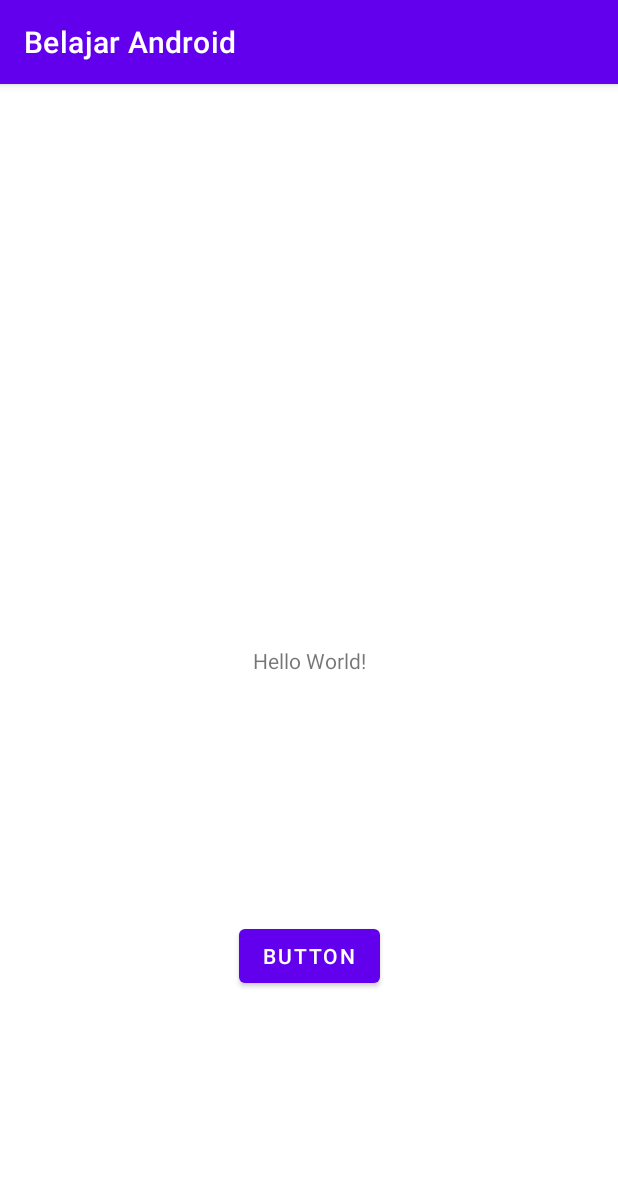
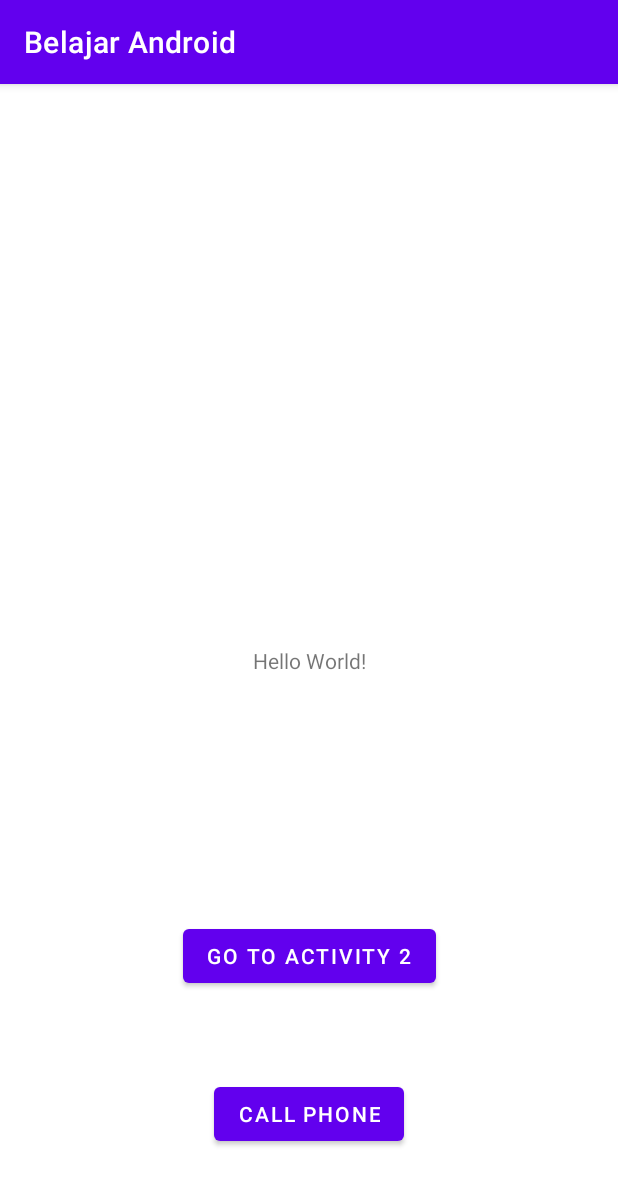
Before and after one commit to andromeda951/belajar-android, an Android app: the screen it shows after launch (MainActivity), on a phone screen of 412 x 824 dp. Shown: the top 1185 px of the screen. Run offline under Robolectric (Android 15) with nearby library versions, the phone set to English and light mode, and no system bars.

Commit message:
Add buttom in MainActivity and implement implicit intent to call ACTION_DIAL activity

```diff
--- a/app/src/main/java/com/andromeda/belajarandroid/MainActivity.kt
+++ b/app/src/main/java/com/andromeda/belajarandroid/MainActivity.kt
@@ -1,6 +1,7 @@
 package com.andromeda.belajarandroid
 
 import android.content.Intent
+import android.net.Uri
 import androidx.appcompat.app.AppCompatActivity
 import android.os.Bundle
 import android.widget.Button
@@ -10,6 +11,7 @@ class MainActivity : AppCompatActivity() {
 
     private lateinit var text1: TextView
     private lateinit var btn1: Button
+    private lateinit var btnPhone: Button
 
     override fun onCreate(savedInstanceState: Bundle?) {
         super.onCreate(savedInstanceState)
@@ -17,7 +19,9 @@ class MainActivity : AppCompatActivity() {
 
         text1 = findViewById(R.id.text1)
         btn1 = findViewById(R.id.btn1)
+        btnPhone = findViewById(R.id.btn_phone)
 
+        // EXPLICIT INTENT
         btn1.setOnClickListener {
             // Open MainActivity2
             val intentDestination = Intent(this@MainActivity, MainActivity2::class.java)
@@ -25,5 +29,12 @@ class MainActivity : AppCompatActivity() {
             intentDestination.putExtra(MainActivity2.EXTRA_DATA, Student("kotlin-parcelize", "12345"))
             startActivity(intentDestination)
         }
+
+        // IMPLICIT INTENT
+        btnPhone.setOnClickListener {
+            val number = "12345678"
+            val intentPhone = Intent(Intent.ACTION_DIAL, Uri.parse("tel:$number")) // don't forget tel:
+            startActivity(intentPhone)
+        }
     }
 }
--- a/app/src/main/res/layout/activity_main.xml
+++ b/app/src/main/res/layout/activity_main.xml
@@ -26,4 +26,14 @@
         app:layout_constraintStart_toStartOf="parent"
         app:layout_constraintTop_toBottomOf="@id/text1" />
 
+    <Button
+        android:id="@+id/btn_phone"
+        android:layout_width="wrap_content"
+        android:layout_height="wrap_content"
+        android:text="@string/call_phone"
+        app:layout_constraintBottom_toBottomOf="parent"
+        app:layout_constraintEnd_toEndOf="parent"
+        app:layout_constraintStart_toStartOf="parent"
+        app:layout_constraintTop_toBottomOf="@id/btn1" />
+
 </androidx.constraintlayout.widget.ConstraintLayout>
--- a/app/src/main/res/layout/activity_main2.xml
+++ b/app/src/main/res/layout/activity_main2.xml
@@ -10,7 +10,7 @@
         android:id="@+id/textView"
         android:layout_width="wrap_content"
         android:layout_height="wrap_content"
-        android:text="This is activity 2"
+        tools:text="@string/this_is_activity_2"
         app:layout_constraintBottom_toBottomOf="parent"
         app:layout_constraintEnd_toEndOf="parent"
         app:layout_constraintStart_toStartOf="parent"
--- a/app/src/main/res/values/strings.xml
+++ b/app/src/main/res/values/strings.xml
@@ -1,4 +1,6 @@
 <resources>
     <string name="app_name">Belajar Android</string>
-    <string name="button1">Button</string>
+    <string name="button1">Go To Activity 2</string>
+    <string name="call_phone">Call Phone</string>
+    <string name="this_is_activity_2">This is activity 2</string>
 </resources>
```
